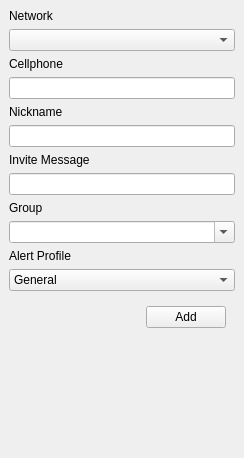
First picture: the form in src/gui/dock_widgets/add_contact.ui, repository marcbowes/mxitc, before the edit.
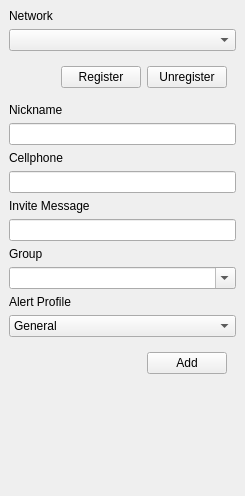
Second picture: the form after the edit.

Commit message: added gateway support

```diff
--- a/src/gui/dock_widgets/add_contact.ui
+++ b/src/gui/dock_widgets/add_contact.ui
@@ -6,8 +6,8 @@
    <rect>
     <x>0</x>
     <y>0</y>
-    <width>244</width>
-    <height>458</height>
+    <width>245</width>
+    <height>496</height>
    </rect>
   </property>
   <property name="windowTitle">
@@ -26,15 +26,44 @@
      <widget class="QComboBox" name="networkComboBox"/>
     </item>
     <item>
-     <widget class="QLabel" name="addressLabel">
+     <widget class="QWidget" name="gatewayWidget" native="true">
+      <layout class="QHBoxLayout" name="horizontalLayout">
+       <item>
+        <spacer name="horizontalSpacer_2">
+         <property name="orientation">
+          <enum>Qt::Horizontal</enum>
+         </property>
+         <property name="sizeHint" stdset="0">
+          <size>
+           <width>40</width>
+           <height>20</height>
+          </size>
+         </property>
+        </spacer>
+       </item>
+       <item>
+        <widget class="QPushButton" name="registerButton">
       <property name="text">
-       <string>Cellphone</string>
+          <string>Register</string>
       </property>
      </widget>
     </item>
     <item>
-     <widget class="QLineEdit" name="cellphoneLineEdit"/>
-    </item>
+        <widget class="QPushButton" name="unregisterButton">
+         <property name="text">
+          <string>Unregister</string>
+         </property>
+        </widget>
+       </item>
+      </layout>
+     </widget>
+    </item>
+    <item>
+     <widget class="QWidget" name="contactWidget" native="true">
+      <layout class="QVBoxLayout" name="verticalLayout_2">
+       <property name="margin">
+        <number>0</number>
+       </property>
     <item>
      <widget class="QLabel" name="nickLabel">
       <property name="text">
@@ -45,6 +74,16 @@
     <item>
      <widget class="QLineEdit" name="nicknameLineEdit"/>
     </item>
+       <item>
+        <widget class="QLabel" name="addressLabel">
+         <property name="text">
+          <string>Cellphone</string>
+         </property>
+        </widget>
+       </item>
+       <item>
+        <widget class="QLineEdit" name="cellphoneLineEdit"/>
+       </item>
     <item>
      <widget class="QLabel" name="inviteMsgLabel">
       <property name="text">
@@ -116,6 +155,9 @@
          <property name="text">
           <string>Add</string>
          </property>
+           </widget>
+          </item>
+         </layout>
         </widget>
        </item>
       </layout>
```
Lines whose indentation alone changed are shown as unchanged. The commit also changes 6 other files.
